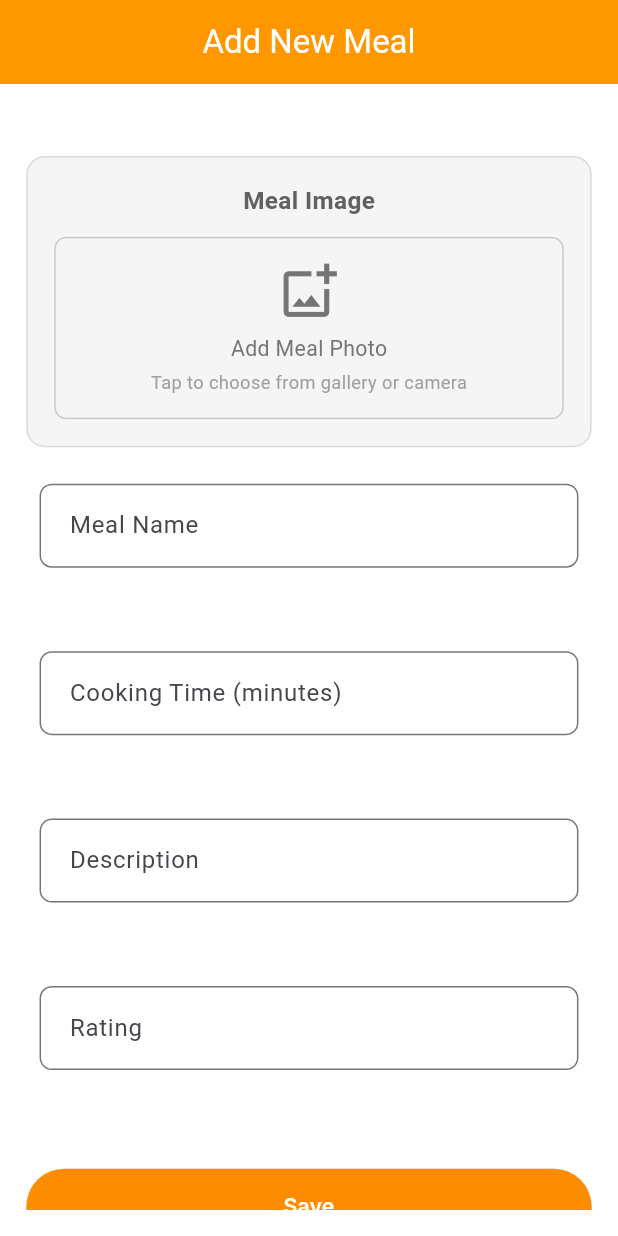
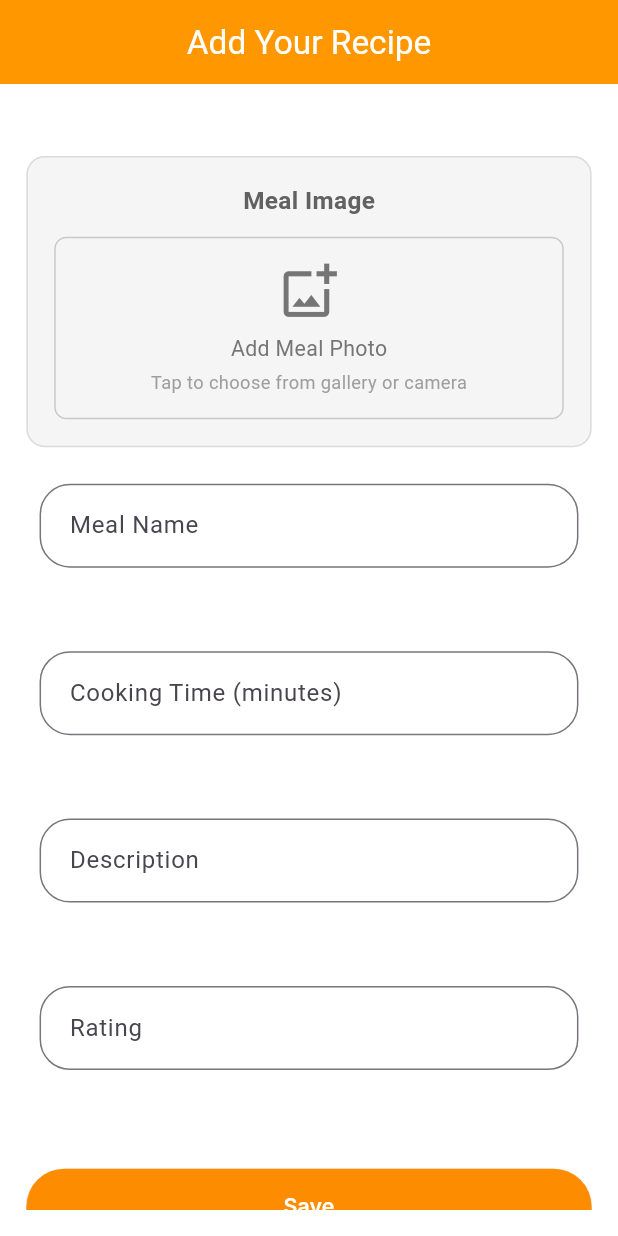
Before and after one commit to ahmedemad1542/Meal_Mate-App, a Flutter app: the AddMealScreen screen opened by its route, on a phone screen of 412 x 824 dp. Run offline on Flutter 3.47's test engine with Material 3 defaults, Android fonts, the phone set to English and light mode, and no system bars; our stand-ins replace dartz, dio, dots_indicator, flutter_bloc, flutter_screenutil, flutter_svg and 6 more; missing offline and left inert: country_icons; accounts and stored records are empty.

Commit message:
modify customtextfield borderraduis

```diff
--- a/lib/features/local_meals/add_meal/view/add_meal_screen.dart
+++ b/lib/features/local_meals/add_meal/view/add_meal_screen.dart
@@ -1,5 +1,3 @@
-import 'dart:io';
-
 import 'package:flutter/material.dart';
 import 'package:flutter_bloc/flutter_bloc.dart';
 import 'package:flutter_screenutil/flutter_screenutil.dart';
--- a/lib/features/local_meals/add_meal/view/widgets/custom_appbar.dart
+++ b/lib/features/local_meals/add_meal/view/widgets/custom_appbar.dart
@@ -1,4 +1,5 @@
 import 'package:flutter/material.dart';
+import 'package:flutter_screenutil/flutter_screenutil.dart';
 
 class CustomAppbar extends StatelessWidget implements PreferredSizeWidget {
   const CustomAppbar({super.key});
@@ -6,16 +7,15 @@ class CustomAppbar extends StatelessWidget implements PreferredSizeWidget {
   @override
   Widget build(BuildContext context) {
     return AppBar(
-      title: const Text(
-        'Add New Meal',
-        style: TextStyle(color: Colors.white),
+      title: Text(
+        'Add Your Recipe',
+        style: TextStyle(color: Colors.white, fontSize: 22.sp),
       ),
       centerTitle: true,
       backgroundColor: Colors.orange,
     );
   }
 
-
   @override
   Size get preferredSize => const Size.fromHeight(kToolbarHeight);
 }
--- a/lib/features/local_meals/add_meal/view/widgets/custom_textform.dart
+++ b/lib/features/local_meals/add_meal/view/widgets/custom_textform.dart
@@ -40,7 +40,7 @@ class CustomTextFormField extends StatelessWidget {
         decoration: InputDecoration(
           labelText: label,
           border: OutlineInputBorder(
-            borderRadius: BorderRadius.circular(8.0.r),
+            borderRadius: BorderRadius.circular(20.0.r),
           ),
           focusedBorder: OutlineInputBorder(
             borderRadius: BorderRadius.circular(8.0.r),
```
